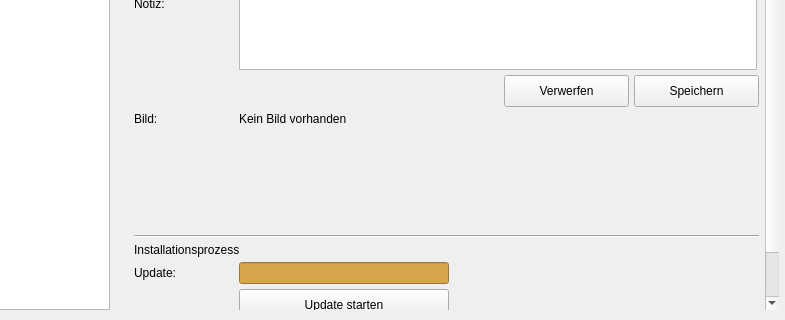
Qt form Structure/GUI/Page_Update.ui (Looking4Git/Starfield_LOH) before a commit; both pictures show x 239 to 1024 and y 400 to 720 of the 1024 by 720 pixel window.
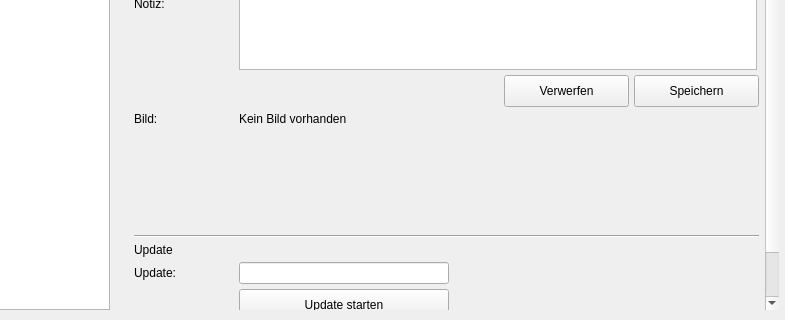
The same form after that commit. Icons and pictures are not drawn.

```diff
--- a/Structure/GUI/Page_Update.ui
+++ b/Structure/GUI/Page_Update.ui
@@ -854,7 +854,7 @@
          <item row="16" column="0" colspan="2">
            <widget class="QLabel" name="lbl_install_process">
             <property name="text">
-             <string>Installationsprozess</string>
+             <string>Update</string>
             </property>
            </widget>
           </item>
@@ -896,9 +896,6 @@
                <height>16777215</height>
               </size>
              </property>
-             <property name="styleSheet">
-              <string notr="true">background-color: #D7A64B; color: #000000; font-weight: bold;</string>
-             </property>
              <property name="readOnly">
               <bool>true</bool>
              </property>
```
Left out of the diff: 3 changed lines with no effect on the pictures.
